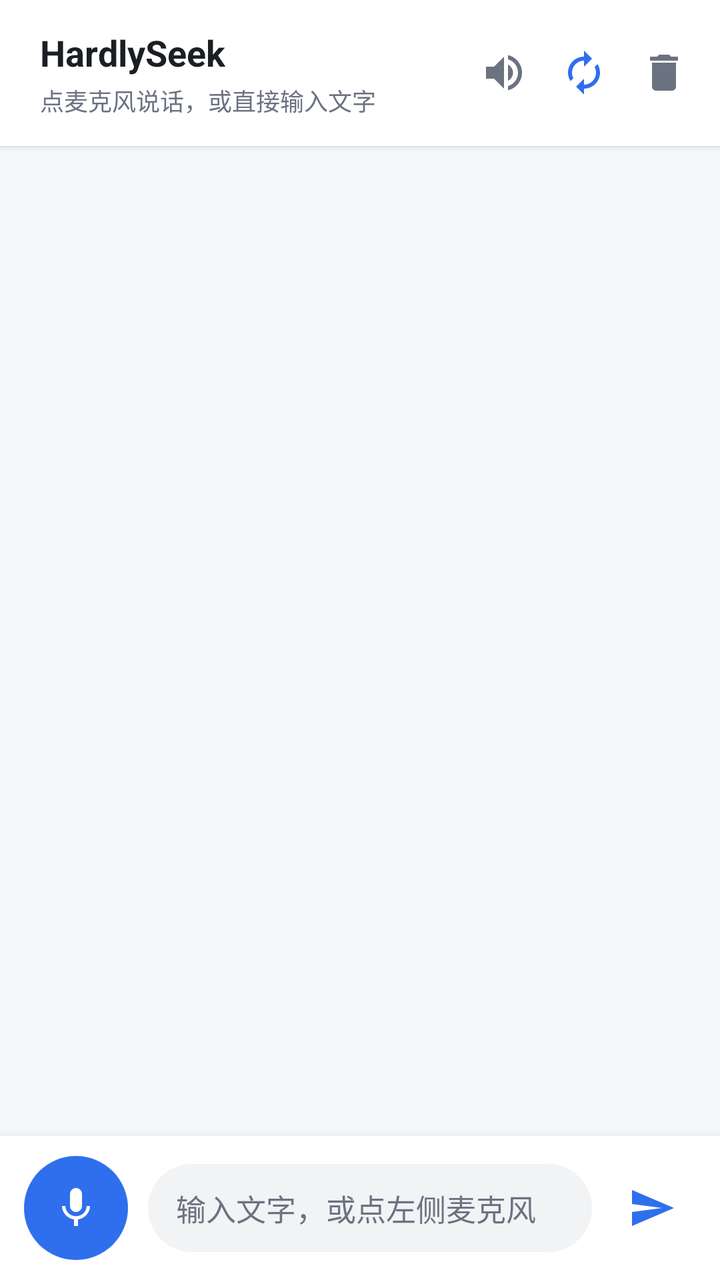
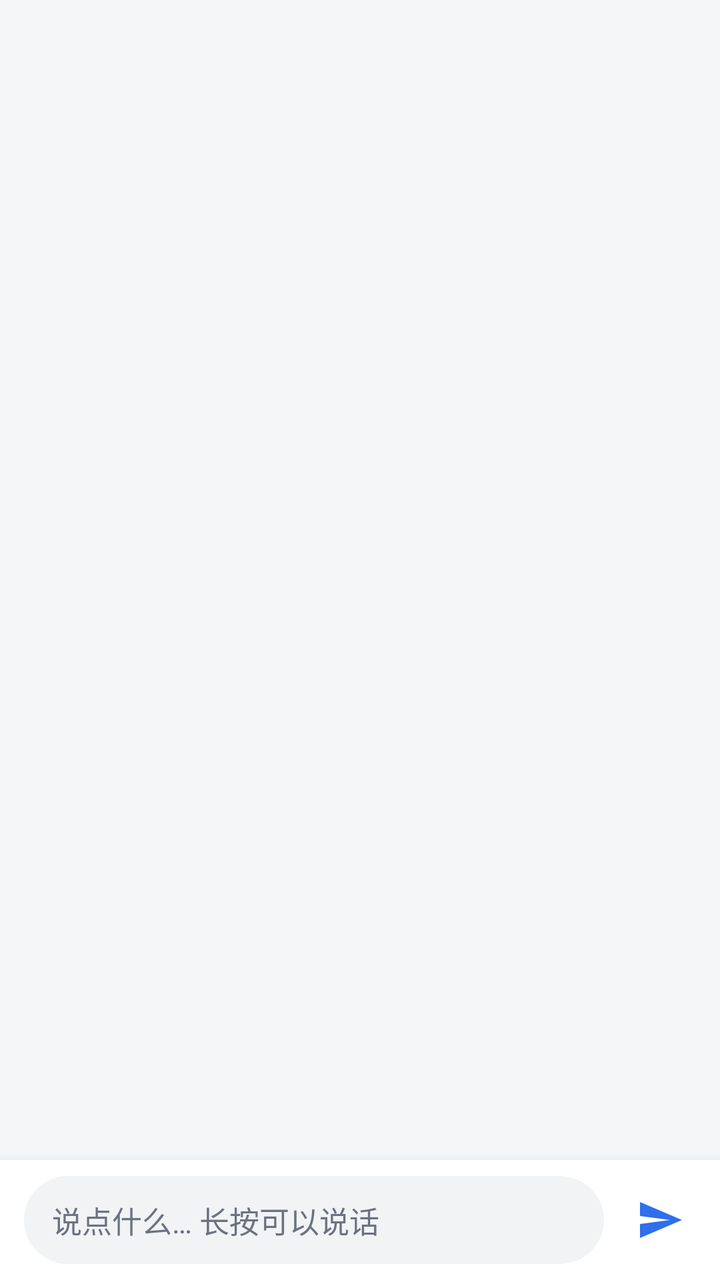

Screens rendered from an Android XML layout before and after an edit, with the pre-edit source and the edit as a unified diff.
<!-- AndroidManifest.xml: application theme Theme.VoiceAssistant -->
<!-- res/layout/chat_fragment.xml -->
<?xml version="1.0" encoding="utf-8"?>
<LinearLayout xmlns:android="http://schemas.android.com/apk/res/android"
    xmlns:app="http://schemas.android.com/apk/res-auto"
    android:id="@+id/chatRoot"
    android:layout_width="match_parent"
    android:layout_height="match_parent"
    android:background="@color/bg_app"
    android:orientation="vertical">

    
    <LinearLayout
        android:id="@+id/headerBar"
        android:layout_width="match_parent"
        android:layout_height="wrap_content"
        android:background="@color/surface"
        android:elevation="2dp"
        android:gravity="center_vertical"
        android:orientation="horizontal"
        android:paddingStart="20dp"
        android:paddingTop="14dp"
        android:paddingEnd="8dp"
        android:paddingBottom="14dp">

        <LinearLayout
            android:layout_width="0dp"
            android:layout_height="wrap_content"
            android:layout_weight="1"
            android:orientation="vertical">

            <TextView
                android:id="@+id/tvTitle"
                android:layout_width="wrap_content"
                android:layout_height="wrap_content"
                android:text="@string/app_name"
                android:textColor="@color/text_primary"
                android:textSize="18sp"
                android:textStyle="bold" />

            <TextView
                android:id="@+id/tvStatus"
                android:layout_width="match_parent"
                android:layout_height="wrap_content"
                android:layout_marginTop="3dp"
                android:ellipsize="end"
                android:maxLines="1"
                android:text="@string/status_idle"
                android:textColor="@color/text_secondary"
                android:textSize="12sp" />
        </LinearLayout>

        <ImageButton
            android:id="@+id/btnMute"
            android:layout_width="40dp"
            android:layout_height="40dp"
            android:background="?attr/selectableItemBackgroundBorderless"
            android:contentDescription="@string/desc_mute"
            android:padding="8dp"
            android:src="@drawable/ic_volume_on"
            app:tint="@color/text_secondary" />

        <ImageButton
            android:id="@+id/btnContinuous"
            android:layout_width="40dp"
            android:layout_height="40dp"
            android:background="?attr/selectableItemBackgroundBorderless"
            android:contentDescription="@string/desc_continuous_on"
            android:padding="8dp"
            android:src="@drawable/ic_repeat"
            app:tint="@color/brand_primary" />

        <ImageButton
            android:id="@+id/btnClear"
            android:layout_width="40dp"
            android:layout_height="40dp"
            android:background="?attr/selectableItemBackgroundBorderless"
            android:contentDescription="@string/desc_clear"
            android:padding="8dp"
            android:src="@drawable/ic_delete"
            app:tint="@color/text_secondary" />
    </LinearLayout>

    
    <androidx.recyclerview.widget.RecyclerView
        android:id="@+id/rvMessages"
        android:layout_width="match_parent"
        android:layout_height="0dp"
        android:layout_weight="1"
        android:clipToPadding="false"
        android:paddingStart="12dp"
        android:paddingTop="12dp"
        android:paddingEnd="12dp"
        android:paddingBottom="8dp"
        android:scrollbars="none" />

    
    <LinearLayout
        android:id="@+id/inputBar"
        android:layout_width="match_parent"
        android:layout_height="wrap_content"
        android:background="@color/surface"
        android:elevation="8dp"
        android:gravity="center_vertical"
        android:orientation="horizontal"
        android:paddingStart="12dp"
        android:paddingTop="10dp"
        android:paddingEnd="12dp"
        android:paddingBottom="10dp">

        <ImageButton
            android:id="@+id/btnMic"
            android:layout_width="52dp"
            android:layout_height="52dp"
            android:background="@drawable/bg_mic_button"
            android:contentDescription="@string/desc_mic"
            android:padding="14dp"
            android:src="@drawable/ic_mic"
            app:tint="@color/white" />

        <EditText
            android:id="@+id/etInput"
            android:layout_width="0dp"
            android:layout_height="44dp"
            android:layout_marginStart="10dp"
            android:layout_marginEnd="8dp"
            android:layout_weight="1"
            android:background="@drawable/bg_input"
            android:hint="@string/hint_input"
            android:importantForAutofill="no"
            android:inputType="textMultiLine|textCapSentences"
            android:maxLines="4"
            android:paddingStart="14dp"
            android:paddingEnd="14dp"
            android:textColor="@color/text_primary"
            android:textColorHint="@color/text_secondary"
            android:textSize="15sp" />

        <ImageButton
            android:id="@+id/btnSend"
            android:layout_width="44dp"
            android:layout_height="44dp"
            android:background="?attr/selectableItemBackgroundBorderless"
            android:contentDescription="@string/desc_send"
            android:padding="10dp"
            android:src="@drawable/ic_send"
            app:tint="@color/brand_primary" />
    </LinearLayout>

</LinearLayout>
<!-- resources referenced by this layout -->
<resources>
  <color name="bg_app">#F5F6F8</color>
  <color name="brand_primary">#2F6FED</color>
  <color name="surface">#FFFFFFFF</color>
  <color name="text_primary">#1B1F24</color>
  <color name="text_secondary">#6B7280</color>
  <color name="white">#FFFFFFFF</color>
  <!-- drawable bg_input (drawable) -->
  <?xml version="1.0" encoding="utf-8"?>
  <shape xmlns:android="http://schemas.android.com/apk/res/android"
      android:shape="rectangle">
      <solid android:color="@color/input_bg" />
      <corners android:radius="22dp" />
  </shape>
  <!-- drawable bg_mic_button (drawable) -->
  <?xml version="1.0" encoding="utf-8"?>
  <ripple xmlns:android="http://schemas.android.com/apk/res/android"
      android:color="#33FFFFFF">
      <item>
          <shape android:shape="oval">
              <solid android:color="@color/brand_primary" />
          </shape>
      </item>
  </ripple>
  <!-- drawable ic_delete (drawable) -->
  <vector xmlns:android="http://schemas.android.com/apk/res/android"
      android:width="24dp"
      android:height="24dp"
      android:viewportWidth="24"
      android:viewportHeight="24"
      android:tint="?attr/colorControlNormal">
      <path
          android:fillColor="@android:color/white"
          android:pathData="M6,19c0,1.1 0.9,2 2,2h8c1.1,0 2,-0.9 2,-2V7H6v12zM19,4h-3.5l-1,-1h-5l-1,1H5v2h14V4z" />
  </vector>
  <!-- drawable ic_mic (drawable) -->
  <vector xmlns:android="http://schemas.android.com/apk/res/android"
      android:width="24dp"
      android:height="24dp"
      android:viewportWidth="24"
      android:viewportHeight="24"
      android:tint="?attr/colorControlNormal">
      <path
          android:fillColor="@android:color/white"
          android:pathData="M12,14c1.66,0 2.99,-1.34 2.99,-3L15,5c0,-1.66 -1.34,-3 -3,-3S9,3.34 9,5v6c0,1.66 1.34,3 3,3zM17.3,11c0,3 -2.54,5.1 -5.3,5.1S6.7,14 6.7,11L5,11c0,3.41 2.72,6.23 6,6.72L11,21h2v-3.28c3.28,-0.48 6,-3.3 6,-6.72h-1.7z" />
  </vector>
  <!-- drawable ic_repeat (drawable) -->
  <?xml version="1.0" encoding="utf-8"?>
  <vector xmlns:android="http://schemas.android.com/apk/res/android"
      android:width="24dp"
      android:height="24dp"
      android:viewportWidth="24"
      android:viewportHeight="24"
      android:tint="?attr/colorControlNormal">
      <path
          android:fillColor="@android:color/white"
          android:pathData="M12,6v3l4,-4l-4,-4v3c-4.42,0 -8,3.58 -8,8c0,1.57 0.46,3.03 1.24,4.26L6.7,14.8c-0.45,-0.83 -0.7,-1.79 -0.7,-2.8c0,-3.31 2.69,-6 6,-6zM18.76,7.74L17.3,9.2c0.44,0.84 0.7,1.79 0.7,2.8c0,3.31 -2.69,6 -6,6v-3l-4,4l4,4v-3c4.42,0 8,-3.58 8,-8c0,-1.57 -0.46,-3.03 -1.24,-4.26z" />
  </vector>
  <!-- drawable ic_volume_on (drawable) -->
  <vector xmlns:android="http://schemas.android.com/apk/res/android"
      android:width="24dp"
      android:height="24dp"
      android:viewportWidth="24"
      android:viewportHeight="24"
      android:tint="?attr/colorControlNormal">
      <path
          android:fillColor="@android:color/white"
          android:pathData="M3,9v6h4l5,5V4L7,9H3zM16.5,12c0,-1.77 -1.02,-3.29 -2.5,-4.03v8.05c1.48,-0.73 2.5,-2.25 2.5,-4.02zM14,3.23v2.06c2.89,0.86 5,3.54 5,6.71s-2.11,5.85 -5,6.71v2.06c4.01,-0.91 7,-4.49 7,-8.77s-2.99,-7.86 -7,-8.77z" />
  </vector>
  <string name="app_name">HardlySeek</string>
  <string name="desc_clear">清空对话</string>
  <string name="desc_continuous_on">连续对话：已开启</string>
  <string name="desc_mic">语音输入</string>
  <string name="desc_mute">语音播报开关</string>
  <string name="desc_send">发送</string>
  <string name="hint_input">输入文字，或点左侧麦克风</string>
  <string name="status_idle">点麦克风说话，或直接输入文字</string>
  <style name="Theme.VoiceAssistant" parent="Base.Theme.VoiceAssistant" />
  <color name="input_bg">#F1F3F5</color>
  <color name="chip_bg">#EAF1FE</color>
  <color name="brand_primary_dark">#1E4FBF</color>
  <!-- unchanged entries left out for length: 2 -->
</resources>

<!-- the commit's change to res/layout/chat_fragment.xml (unified diff, before → after) -->
@@ -6,78 +6,6 @@
     android:layout_height="match_parent"
     android:background="@color/bg_app"
     android:orientation="vertical">
-
-    
-    <LinearLayout
-        android:id="@+id/headerBar"
-        android:layout_width="match_parent"
-        android:layout_height="wrap_content"
-        android:background="@color/surface"
-        android:elevation="2dp"
-        android:gravity="center_vertical"
-        android:orientation="horizontal"
-        android:paddingStart="20dp"
-        android:paddingTop="14dp"
-        android:paddingEnd="8dp"
-        android:paddingBottom="14dp">
-
-        <LinearLayout
-            android:layout_width="0dp"
-            android:layout_height="wrap_content"
-            android:layout_weight="1"
-            android:orientation="vertical">
-
-            <TextView
-                android:id="@+id/tvTitle"
-                android:layout_width="wrap_content"
-                android:layout_height="wrap_content"
-                android:text="@string/app_name"
-                android:textColor="@color/text_primary"
-                android:textSize="18sp"
-                android:textStyle="bold" />
-
-            <TextView
-                android:id="@+id/tvStatus"
-                android:layout_width="match_parent"
-                android:layout_height="wrap_content"
-                android:layout_marginTop="3dp"
-                android:ellipsize="end"
-                android:maxLines="1"
-                android:text="@string/status_idle"
-                android:textColor="@color/text_secondary"
-                android:textSize="12sp" />
-        </LinearLayout>
-
-        <ImageButton
-            android:id="@+id/btnMute"
-            android:layout_width="40dp"
-            android:layout_height="40dp"
-            android:background="?attr/selectableItemBackgroundBorderless"
-            android:contentDescription="@string/desc_mute"
-            android:padding="8dp"
-            android:src="@drawable/ic_volume_on"
-            app:tint="@color/text_secondary" />
-
-        <ImageButton
-            android:id="@+id/btnContinuous"
-            android:layout_width="40dp"
-            android:layout_height="40dp"
-            android:background="?attr/selectableItemBackgroundBorderless"
-            android:contentDescription="@string/desc_continuous_on"
-            android:padding="8dp"
-            android:src="@drawable/ic_repeat"
-            app:tint="@color/brand_primary" />
-
-        <ImageButton
-            android:id="@+id/btnClear"
-            android:layout_width="40dp"
-            android:layout_height="40dp"
-            android:background="?attr/selectableItemBackgroundBorderless"
-            android:contentDescription="@string/desc_clear"
-            android:padding="8dp"
-            android:src="@drawable/ic_delete"
-            app:tint="@color/text_secondary" />
-    </LinearLayout>
 
     
     <androidx.recyclerview.widget.RecyclerView
@@ -99,37 +27,29 @@
         android:layout_height="wrap_content"
         android:background="@color/surface"
         android:elevation="8dp"
-        android:gravity="center_vertical"
+        android:gravity="bottom"
         android:orientation="horizontal"
         android:paddingStart="12dp"
-        android:paddingTop="10dp"
-        android:paddingEnd="12dp"
-        android:paddingBottom="10dp">
-
-        <ImageButton
-            android:id="@+id/btnMic"
-            android:layout_width="52dp"
-            android:layout_height="52dp"
-            android:background="@drawable/bg_mic_button"
-            android:contentDescription="@string/desc_mic"
-            android:padding="14dp"
-            android:src="@drawable/ic_mic"
-            app:tint="@color/white" />
+        android:paddingTop="8dp"
+        android:paddingEnd="8dp"
+        android:paddingBottom="8dp">
 
         <EditText
             android:id="@+id/etInput"
             android:layout_width="0dp"
-            android:layout_height="44dp"
-            android:layout_marginStart="10dp"
-            android:layout_marginEnd="8dp"
+            android:layout_height="wrap_content"
+            android:layout_marginEnd="6dp"
             android:layout_weight="1"
             android:background="@drawable/bg_input"
-            android:hint="@string/hint_input"
+            android:hint="@string/hint_input_hold"
             android:importantForAutofill="no"
             android:inputType="textMultiLine|textCapSentences"
             android:maxLines="4"
+            android:minHeight="44dp"
             android:paddingStart="14dp"
+            android:paddingTop="11dp"
             android:paddingEnd="14dp"
+            android:paddingBottom="11dp"
             android:textColor="@color/text_primary"
             android:textColorHint="@color/text_secondary"
             android:textSize="15sp" />
<!-- resource entries referenced after the edit -->
@@ -13,69 +13,8 @@
       <solid android:color="@color/input_bg" />
       <corners android:radius="22dp" />
   </shape>
-  <!-- drawable bg_mic_button (drawable) -->
-  <?xml version="1.0" encoding="utf-8"?>
-  <ripple xmlns:android="http://schemas.android.com/apk/res/android"
-      android:color="#33FFFFFF">
-      <item>
-          <shape android:shape="oval">
-              <solid android:color="@color/brand_primary" />
-          </shape>
-      </item>
-  </ripple>
-  <!-- drawable ic_delete (drawable) -->
-  <vector xmlns:android="http://schemas.android.com/apk/res/android"
-      android:width="24dp"
-      android:height="24dp"
-      android:viewportWidth="24"
-      android:viewportHeight="24"
-      android:tint="?attr/colorControlNormal">
-      <path
-          android:fillColor="@android:color/white"
-          android:pathData="M6,19c0,1.1 0.9,2 2,2h8c1.1,0 2,-0.9 2,-2V7H6v12zM19,4h-3.5l-1,-1h-5l-1,1H5v2h14V4z" />
-  </vector>
-  <!-- drawable ic_mic (drawable) -->
-  <vector xmlns:android="http://schemas.android.com/apk/res/android"
-      android:width="24dp"
-      android:height="24dp"
-      android:viewportWidth="24"
-      android:viewportHeight="24"
-      android:tint="?attr/colorControlNormal">
-      <path
-          android:fillColor="@android:color/white"
-          android:pathData="M12,14c1.66,0 2.99,-1.34 2.99,-3L15,5c0,-1.66 -1.34,-3 -3,-3S9,3.34 9,5v6c0,1.66 1.34,3 3,3zM17.3,11c0,3 -2.54,5.1 -5.3,5.1S6.7,14 6.7,11L5,11c0,3.41 2.72,6.23 6,6.72L11,21h2v-3.28c3.28,-0.48 6,-3.3 6,-6.72h-1.7z" />
-  </vector>
-  <!-- drawable ic_repeat (drawable) -->
-  <?xml version="1.0" encoding="utf-8"?>
-  <vector xmlns:android="http://schemas.android.com/apk/res/android"
-      android:width="24dp"
-      android:height="24dp"
-      android:viewportWidth="24"
-      android:viewportHeight="24"
-      android:tint="?attr/colorControlNormal">
-      <path
-          android:fillColor="@android:color/white"
-          android:pathData="M12,6v3l4,-4l-4,-4v3c-4.42,0 -8,3.58 -8,8c0,1.57 0.46,3.03 1.24,4.26L6.7,14.8c-0.45,-0.83 -0.7,-1.79 -0.7,-2.8c0,-3.31 2.69,-6 6,-6zM18.76,7.74L17.3,9.2c0.44,0.84 0.7,1.79 0.7,2.8c0,3.31 -2.69,6 -6,6v-3l-4,4l4,4v-3c4.42,0 8,-3.58 8,-8c0,-1.57 -0.46,-3.03 -1.24,-4.26z" />
-  </vector>
-  <!-- drawable ic_volume_on (drawable) -->
-  <vector xmlns:android="http://schemas.android.com/apk/res/android"
-      android:width="24dp"
-      android:height="24dp"
-      android:viewportWidth="24"
-      android:viewportHeight="24"
-      android:tint="?attr/colorControlNormal">
-      <path
-          android:fillColor="@android:color/white"
-          android:pathData="M3,9v6h4l5,5V4L7,9H3zM16.5,12c0,-1.77 -1.02,-3.29 -2.5,-4.03v8.05c1.48,-0.73 2.5,-2.25 2.5,-4.02zM14,3.23v2.06c2.89,0.86 5,3.54 5,6.71s-2.11,5.85 -5,6.71v2.06c4.01,-0.91 7,-4.49 7,-8.77s-2.99,-7.86 -7,-8.77z" />
-  </vector>
-  <string name="app_name">HardlySeek</string>
-  <string name="desc_clear">清空对话</string>
-  <string name="desc_continuous_on">连续对话：已开启</string>
-  <string name="desc_mic">语音输入</string>
-  <string name="desc_mute">语音播报开关</string>
   <string name="desc_send">发送</string>
-  <string name="hint_input">输入文字，或点左侧麦克风</string>
-  <string name="status_idle">点麦克风说话，或直接输入文字</string>
+  <string name="hint_input_hold">说点什么… 长按可以说话</string>
   <style name="Theme.VoiceAssistant" parent="Base.Theme.VoiceAssistant" />
   <color name="input_bg">#F1F3F5</color>
   <color name="chip_bg">#EAF1FE</color>
